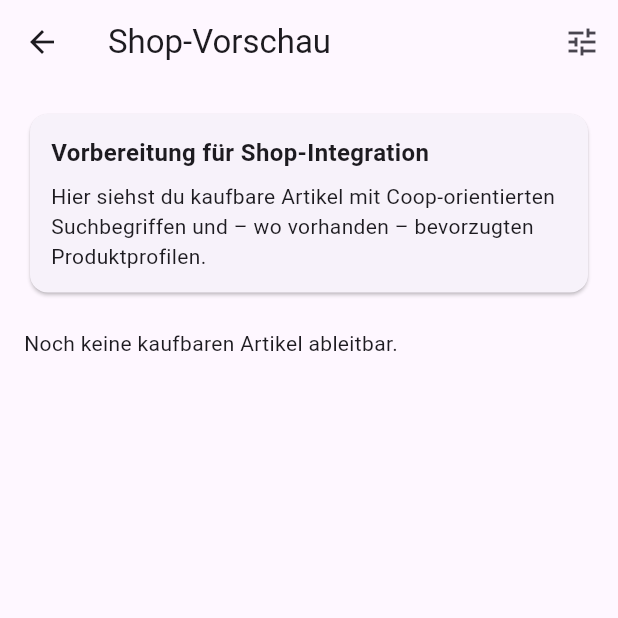
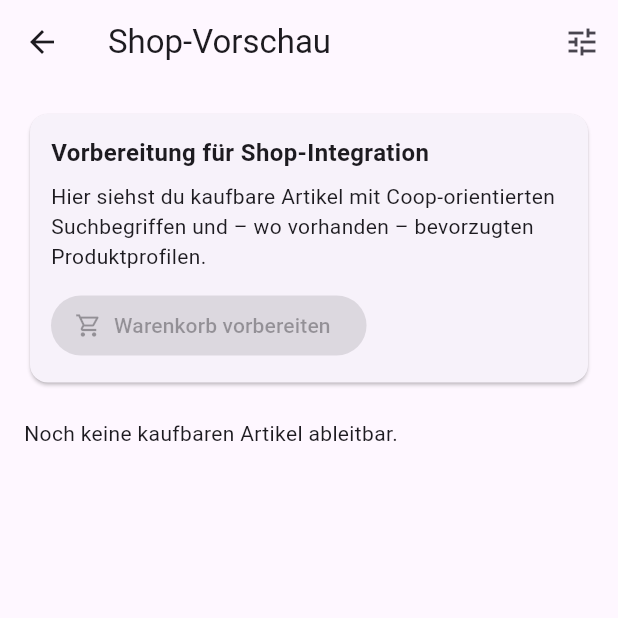
Before and after one commit to gumbrich/kondate, a Flutter app: the ShopPreviewScreen screen opened directly with empty values, on a phone screen of 412 x 824 dp, the top half of it. Run offline on Flutter 3.47's test engine with Material 3 defaults, Android fonts, the phone set to English and light mode, and no system bars; our stand-ins replace shared_preferences; accounts and stored records are empty.

Commit message:
Add Coop cart preparation list

```diff
--- a/apps/mobile/lib/shop_preview_screen.dart
+++ b/apps/mobile/lib/shop_preview_screen.dart
@@ -3,6 +3,7 @@ import 'package:flutter/material.dart';
 import 'package:url_launcher/url_launcher.dart';
 
 import 'app_state.dart';
+import 'coop_cart_prep_screen.dart';
 import 'coop_preferences_screen.dart';
 import 'coop_user_preferences.dart';
 import 'coop_user_preferences_store.dart';
@@ -52,6 +53,14 @@ class _ShopPreviewScreenState extends State<ShopPreviewScreen> {
       ),
     );
     await _loadOverrides();
+  }
+
+  Future<void> _openCartPrep(List<PurchasableItem> items) async {
+    await Navigator.of(context).push(
+      MaterialPageRoute<void>(
+        builder: (_) => CoopCartPrepScreen(items: items),
+      ),
+    );
   }
 
   @override
@@ -105,23 +114,31 @@ class _ShopPreviewScreenState extends State<ShopPreviewScreen> {
       body: ListView(
         padding: const EdgeInsets.all(16),
         children: <Widget>[
-          const Card(
+          Card(
             child: Padding(
-              padding: EdgeInsets.all(14),
+              padding: const EdgeInsets.all(14),
               child: Column(
                 crossAxisAlignment: CrossAxisAlignment.start,
                 children: <Widget>[
-                  Text(
+                  const Text(
                     'Vorbereitung für Shop-Integration',
                     style: TextStyle(
                       fontWeight: FontWeight.bold,
                       fontSize: 16,
                     ),
                   ),
-                  SizedBox(height: 8),
-                  Text(
+                  const SizedBox(height: 8),
+                  const Text(
                     'Hier siehst du kaufbare Artikel mit Coop-orientierten Suchbegriffen '
                     'und – wo vorhanden – bevorzugten Produktprofilen.',
+                  ),
+                  const SizedBox(height: 12),
+                  FilledButton.icon(
+                    onPressed: purchasableItems.isEmpty
+                        ? null
+                        : () => _openCartPrep(purchasableItems),
+                    icon: const Icon(Icons.shopping_cart_outlined),
+                    label: const Text('Warenkorb vorbereiten'),
                   ),
                 ],
               ),
```
Also changed, not shown: apps/mobile/lib/coop_cart_prep_screen.dart (added, +158 -0 lines).
